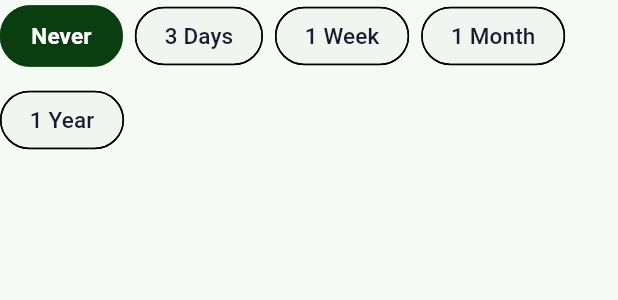
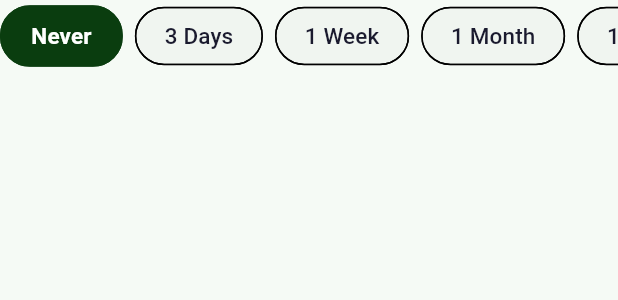
Before and after one commit to navigo-widget/location-shortcut-widget, a Flutter app: the ExpiryPicker widget shown alone on an empty page, opened directly with empty values, on a phone screen of 412 x 824 dp. Shown: the top 300 px of the screen. Run offline on Flutter 3.47's test engine with Material 3 defaults, Android fonts, the phone set to English and light mode, and no system bars; our stand-ins replace flutter_local_notifications, flutter_riverpod, geolocator, go_router, hive_ce, hive_ce_flutter and 2 more; missing offline and left inert: home_widget; accounts and stored records are empty.

Commit message:
fix: placeholder tile, expiry chip wrap, widget tile seam
- Placeholder tile only renders when shortcuts list is empty; previously
  it was unconditionally appended at index N+1, so it stuck around after
  the first shortcut was added.
- ExpiryPicker switches from Wrap to a horizontal ListView so the five
  options (Never / 3 Days / 1 Week / 1 Month / 1 Year) scroll on narrow
  screens instead of breaking onto a second line.
- widget_button_bg.xml replaces the inset-bottom highlight layer (which
  produced a visible horizontal seam mid-tile under low translucency)
  with a smooth top-to-bottom gradient. widget_preview.html updated to
  match.

Co-Authored-By: Claude Opus 4.7 <noreply@anthropic.com>

```diff
--- a/lib/widgets/expiry_picker.dart
+++ b/lib/widgets/expiry_picker.dart
@@ -25,10 +25,16 @@ class ExpiryPicker extends StatelessWidget {
     final selectedBorder =
         isDark ? primary : primary;
 
-    return Wrap(
-      spacing: 8,
-      runSpacing: 8,
-      children: ExpiryOption.values.map((option) {
+    // Single horizontal row — scrolls horizontally on narrow screens rather
+    // than wrapping to a second line.
+    return SizedBox(
+      height: 48,
+      child: ListView.separated(
+        scrollDirection: Axis.horizontal,
+        itemCount: ExpiryOption.values.length,
+        separatorBuilder: (_, __) => const SizedBox(width: 8),
+        itemBuilder: (context, index) {
+          final option = ExpiryOption.values[index];
           final isSelected = option == selected;
           return ChoiceChip(
             label: Text(option.label),
@@ -39,7 +45,8 @@ class ExpiryPicker extends StatelessWidget {
             labelStyle: TextStyle(
               fontSize: 15,
               fontWeight: isSelected ? FontWeight.w700 : FontWeight.w500,
-            color: isSelected ? selectedFg : theme.textTheme.bodyLarge?.color,
+              color:
+                  isSelected ? selectedFg : theme.textTheme.bodyLarge?.color,
             ),
             padding: const EdgeInsets.symmetric(horizontal: 12, vertical: 8),
             shape: RoundedRectangleBorder(
@@ -50,7 +57,8 @@ class ExpiryPicker extends StatelessWidget {
             ),
             showCheckmark: false,
           );
-      }).toList(),
+        },
+      ),
     );
   }
 }
```
Also changed, not shown: lib/screens/home_screen.dart (+4 -3 lines), 2 other files. Lines whose indentation alone changed are shown as unchanged.
